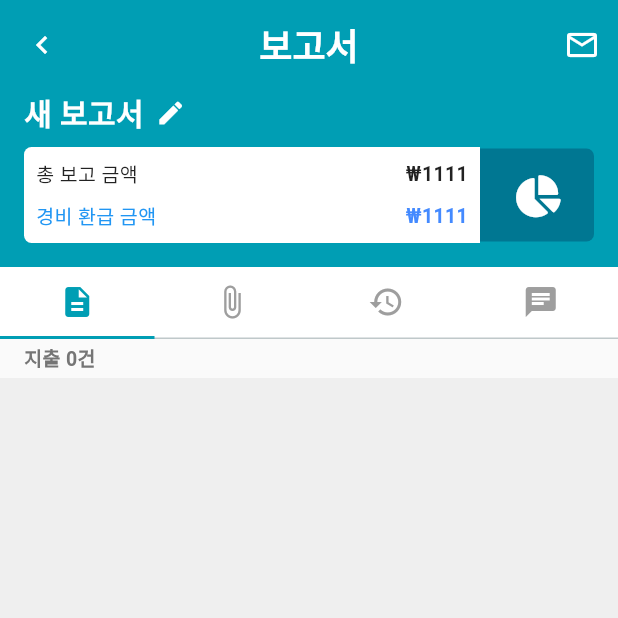
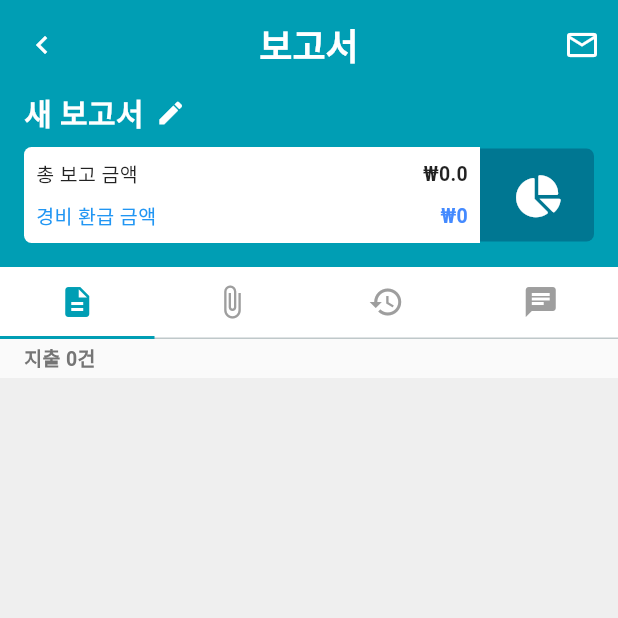
Before and after one commit to THePhanT00M/shcrm, a Flutter app: the ReportRegistrationScreen screen opened directly, on a phone screen of 412 x 824 dp, the top half of it. Run offline on Flutter 3.47's test engine with Material 3 defaults, Android fonts, the phone set to English and light mode, and no system bars; our stand-ins replace connectivity_plus, device_info_plus, firebase_core, flutter_secure_storage, flutter_svg, font_awesome_flutter and 3 more; missing offline and left inert: dart_jsonwebtoken, image_gallery_saver_plus; accounts and stored records are empty; project files that could hold a hidden picture were left out.

Commit message:
보고서 수정

```diff
--- a/lib/screens/report/report_registration_screen.dart
+++ b/lib/screens/report/report_registration_screen.dart
@@ -107,6 +107,14 @@ class _ReportRegistrationScreenState extends State<ReportRegistrationScreen> {
     return expensesByDate.values.fold(0, (sum, list) => sum + list.length);
   }
 
+  // 총 지출 금액 계산
+  double get totalAmount {
+    return expensesByDate.values
+        .expand((list) => list)
+        .map((e) => e['amount'] is num ? e['amount'] as num : 0)
+        .fold(0, (sum, amt) => sum + amt.toDouble());
+  }
+
   @override
   Widget build(BuildContext context) {
     return Scaffold(
@@ -183,6 +191,7 @@ class _ReportRegistrationScreenState extends State<ReportRegistrationScreen> {
                           child: Column(
                             crossAxisAlignment: CrossAxisAlignment.start,
                             children: [
+                              // 총 보고 금액
                               Row(
                                 mainAxisAlignment:
                                     MainAxisAlignment.spaceBetween,
@@ -195,7 +204,7 @@ class _ReportRegistrationScreenState extends State<ReportRegistrationScreen> {
                                     ),
                                   ),
                                   Text(
-                                    '₩1111',
+                                    '₩${_formatNumber(totalAmount)}',
                                     style: TextStyle(
                                       fontSize: 13,
                                       color: Colors.black87,
@@ -205,6 +214,7 @@ class _ReportRegistrationScreenState extends State<ReportRegistrationScreen> {
                                 ],
                               ),
                               SizedBox(height: 8),
+                              // 경비 환급 금액
                               Row(
                                 mainAxisAlignment:
                                     MainAxisAlignment.spaceBetween,
@@ -217,7 +227,7 @@ class _ReportRegistrationScreenState extends State<ReportRegistrationScreen> {
                                     ),
                                   ),
                                   Text(
-                                    '₩1111',
+                                    '₩0',
                                     style: TextStyle(
                                       fontSize: 13,
                                       color: Colors.blueAccent,
@@ -400,7 +410,7 @@ class _ReportRegistrationScreenState extends State<ReportRegistrationScreen> {
                                         ),
                                         // 오른쪽 영역: 금액
                                         Text(
-                                          '₩${expense['amount'].toString()}',
+                                          '₩${_formatNumber(expense['amount'] ?? 0)}',
                                           style: TextStyle(
                                             fontSize: 14,
                                             fontWeight: FontWeight.w700,
@@ -516,4 +526,10 @@ class _ReportRegistrationScreenState extends State<ReportRegistrationScreen> {
       ),
     );
   }
+
+  /// 금액을 천 단위로 콤마를 추가하여 문자열로 반환하는 함수
+  String _formatNumber(num number) {
+    return number.toString().replaceAllMapped(
+        RegExp(r'(\d{1,3})(?=(\d{3})+(?!\d))'), (Match m) => '${m[1]},');
+  }
 }
```
